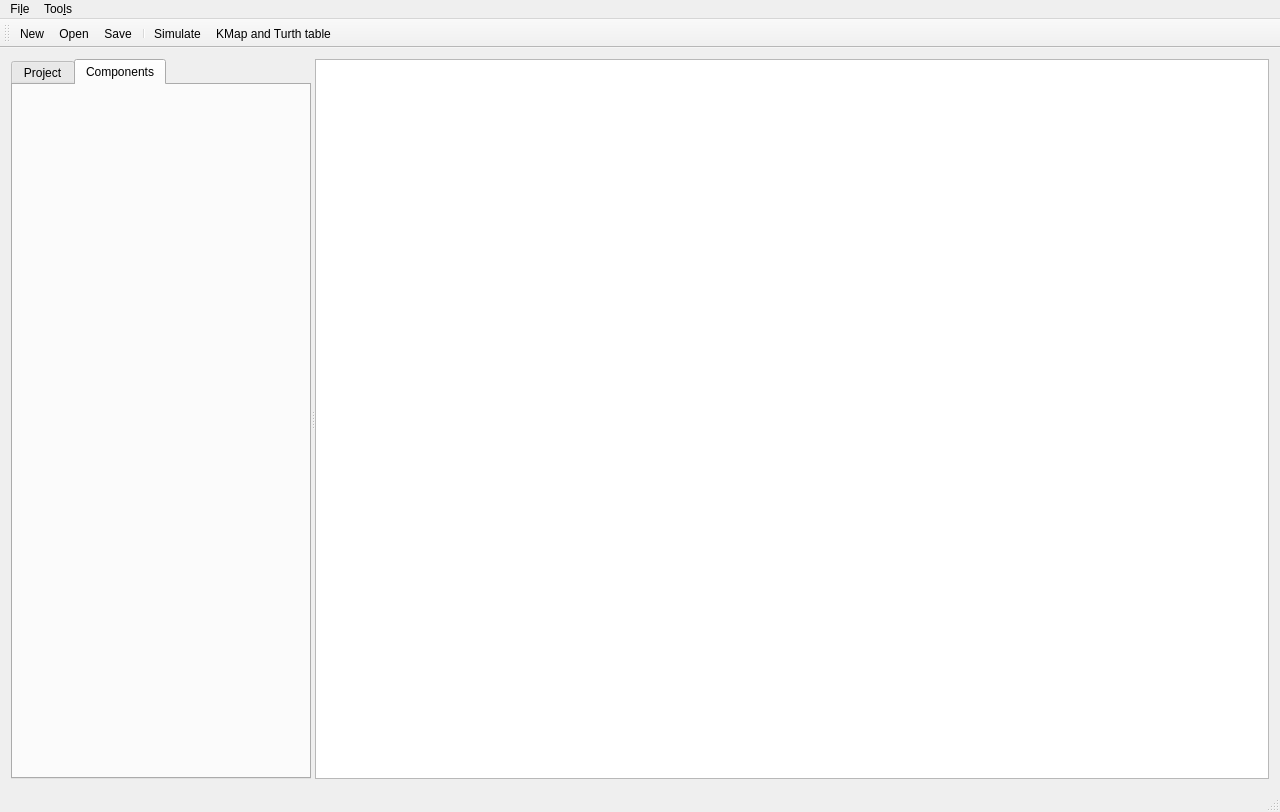
The window that src/mainwindow.ui (Sefrwahed/LogicSim) describes before a commit, drawn with Qt 5.
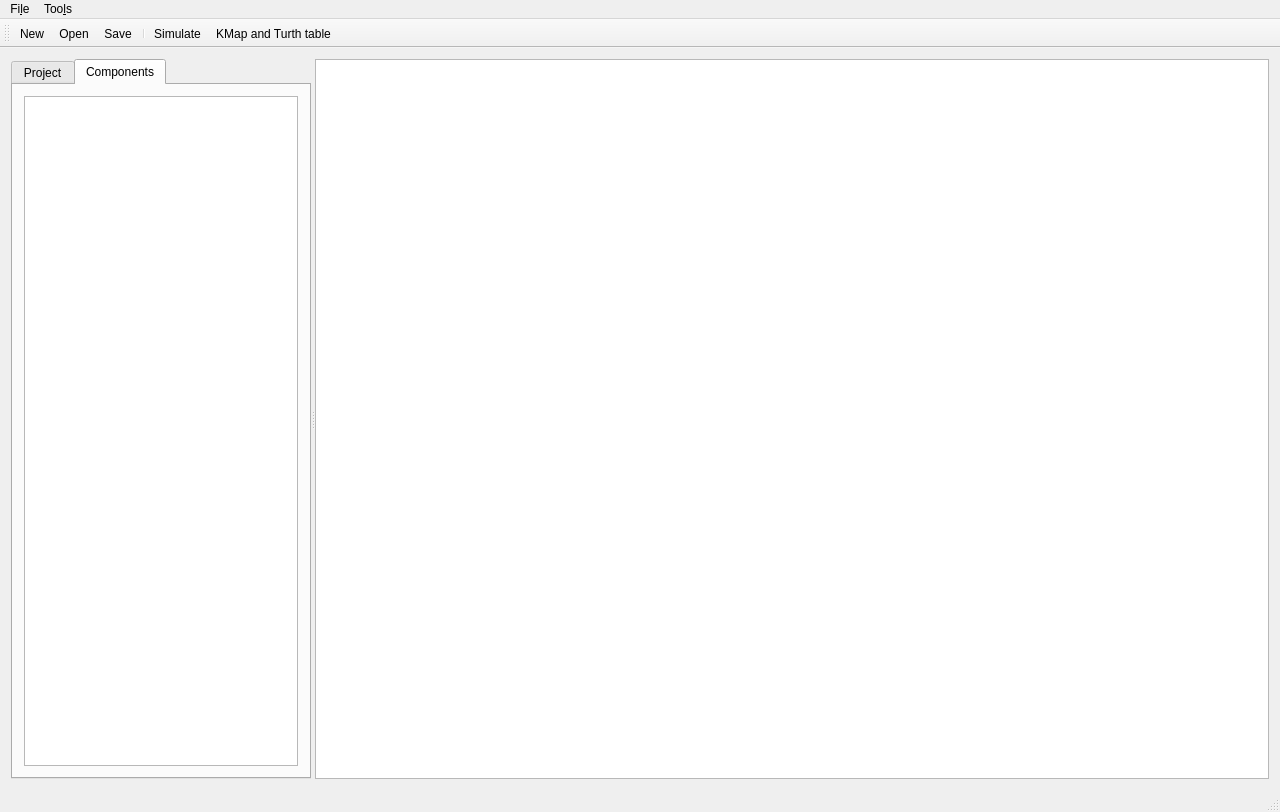
The same window after the commit. Icons and pictures are not drawn.

Diff of the .ui file:
```diff
--- a/src/mainwindow.ui
+++ b/src/mainwindow.ui
@@ -45,85 +45,8 @@
          <string>Components</string>
         </attribute>
         <layout class="QGridLayout" name="gridLayout_3">
-         <item row="3" column="0">
-          <widget class="QLabel" name="label_xor">
-           <property name="text">
-            <string/>
-           </property>
-           <property name="scaledContents">
-            <bool>false</bool>
-           </property>
-          </widget>
-         </item>
          <item row="0" column="0">
-          <widget class="QLabel" name="label_and">
-           <property name="text">
-            <string/>
-           </property>
-           <property name="scaledContents">
-            <bool>false</bool>
-           </property>
-          </widget>
-         </item>
-         <item row="1" column="1">
-          <widget class="QLabel" name="label_nor">
-           <property name="text">
-            <string/>
-           </property>
-           <property name="scaledContents">
-            <bool>false</bool>
-           </property>
-          </widget>
-         </item>
-         <item row="0" column="1">
-          <widget class="QLabel" name="label_nand">
-           <property name="text">
-            <string/>
-           </property>
-           <property name="scaledContents">
-            <bool>false</bool>
-           </property>
-          </widget>
-         </item>
-         <item row="1" column="0">
-          <widget class="QLabel" name="label_or">
-           <property name="text">
-            <string/>
-           </property>
-           <property name="scaledContents">
-            <bool>false</bool>
-           </property>
-          </widget>
-         </item>
-         <item row="3" column="1">
-          <widget class="QLabel" name="label_xnor">
-           <property name="text">
-            <string/>
-           </property>
-           <property name="scaledContents">
-            <bool>false</bool>
-           </property>
-          </widget>
-         </item>
-         <item row="4" column="1">
-          <widget class="QLabel" name="label_9">
-           <property name="text">
-            <string/>
-           </property>
-           <property name="scaledContents">
-            <bool>false</bool>
-           </property>
-          </widget>
-         </item>
-         <item row="4" column="0">
-          <widget class="QLabel" name="label_not">
-           <property name="text">
-            <string/>
-           </property>
-           <property name="scaledContents">
-            <bool>false</bool>
-           </property>
-          </widget>
+          <widget class="QTableWidget" name="tableWidget"/>
          </item>
         </layout>
        </widget>
```
Left out of the diff: 2 changed lines with no effect on the pictures.
